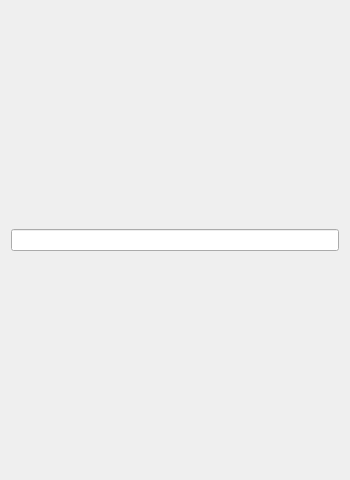
Before: the Qt Designer form src/secondui/ui/SecondWindow.ui in jmjkx/QT2, drawn with Qt 5.
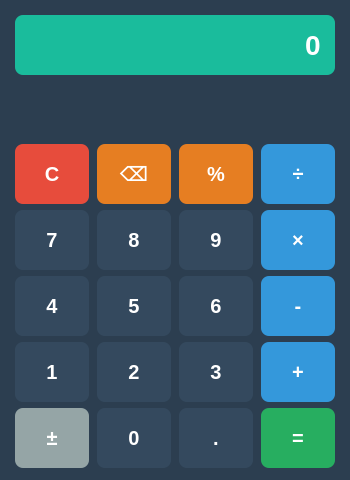
After: the same form once the commit is applied.

What changed in the file:
```diff
--- a/src/secondui/ui/SecondWindow.ui
+++ b/src/secondui/ui/SecondWindow.ui
@@ -10,20 +10,627 @@
     <height>480</height>
    </rect>
   </property>
+  <property name="minimumSize">
+   <size>
+    <width>350</width>
+    <height>480</height>
+   </size>
+  </property>
+  <property name="maximumSize">
+   <size>
+    <width>350</width>
+    <height>480</height>
+   </size>
+  </property>
   <property name="windowTitle">
    <string>计算器 - Second Window</string>
   </property>
-  <layout class="QVBoxLayout" name="verticalLayout">
+  <property name="styleSheet">
+   <string notr="true">QWidget {
+    background-color: #2c3e50;
+}</string>
+  </property>
+  <layout class="QVBoxLayout" name="mainLayout">
+   <property name="spacing">
+    <number>10</number>
+   </property>
+   <property name="leftMargin">
+    <number>15</number>
+   </property>
+   <property name="topMargin">
+    <number>15</number>
+   </property>
+   <property name="rightMargin">
+    <number>15</number>
+   </property>
+   <property name="bottomMargin">
+    <number>15</number>
+   </property>
    <item>
     <widget class="QLineEdit" name="displayEdit">
+     <property name="minimumSize">
+      <size>
+       <width>0</width>
+       <height>60</height>
+      </size>
+     </property>
+     <property name="styleSheet">
+      <string notr="true">QLineEdit {
+    border: none;
+    border-radius: 8px;
+    background-color: #1abc9c;
+    color: white;
+    font-size: 28px;
+    font-weight: bold;
+    padding: 10px;
+}</string>
+     </property>
+     <property name="text">
+      <string>0</string>
+     </property>
+     <property name="maxLength">
+      <number>32767</number>
+     </property>
+     <property name="alignment">
+      <set>Qt::AlignRight|Qt::AlignTrailing|Qt::AlignVCenter</set>
+     </property>
      <property name="readOnly">
       <bool>true</bool>
      </property>
+    </widget>
+   </item>
+   <item>
+    <widget class="QLabel" name="operationLabel">
+     <property name="styleSheet">
+      <string notr="true">QLabel {
+    color: #95a5a6;
+    font-size: 14px;
+    padding: 5px;
+}</string>
+     </property>
+     <property name="text">
+      <string/>
+     </property>
      <property name="alignment">
-      <set>Qt::AlignRight</set>
+      <set>Qt::AlignRight|Qt::AlignTrailing|Qt::AlignVCenter</set>
      </property>
     </widget>
    </item>
+   <item>
+    <widget class="QLabel" name="statusLabel">
+     <property name="styleSheet">
+      <string notr="true">QLabel {
+    color: #7f8c8d;
+    font-size: 11px;
+}</string>
+     </property>
+     <property name="text">
+      <string/>
+     </property>
+     <property name="alignment">
+      <set>Qt::AlignLeading|Qt::AlignLeft|Qt::AlignVCenter</set>
+     </property>
+    </widget>
+   </item>
+   <item>
+    <layout class="QGridLayout" name="buttonLayout">
+     <property name="spacing">
+      <number>8</number>
+     </property>
+     <item row="0" column="0">
+      <widget class="QPushButton" name="clearButton">
+       <property name="minimumSize">
+        <size>
+         <width>60</width>
+         <height>60</height>
+        </size>
+       </property>
+       <property name="styleSheet">
+        <string notr="true">QPushButton {
+    border: none;
+    border-radius: 8px;
+    background-color: #e74c3c;
+    color: white;
+    font-size: 20px;
+    font-weight: bold;
+}
+QPushButton:hover { background-color: #c0392b; }
+QPushButton:pressed { background-color: #922b21; }</string>
+       </property>
+       <property name="text">
+        <string>C</string>
+       </property>
+      </widget>
+     </item>
+     <item row="0" column="1">
+      <widget class="QPushButton" name="backspaceButton">
+       <property name="minimumSize">
+        <size>
+         <width>60</width>
+         <height>60</height>
+        </size>
+       </property>
+       <property name="styleSheet">
+        <string notr="true">QPushButton {
+    border: none;
+    border-radius: 8px;
+    background-color: #e67e22;
+    color: white;
+    font-size: 20px;
+    font-weight: bold;
+}
+QPushButton:hover { background-color: #d35400; }
+QPushButton:pressed { background-color: #a04000; }</string>
+       </property>
+       <property name="text">
+        <string>⌫</string>
+       </property>
+      </widget>
+     </item>
+     <item row="0" column="2">
+      <widget class="QPushButton" name="percentButton">
+       <property name="minimumSize">
+        <size>
+         <width>60</width>
+         <height>60</height>
+        </size>
+       </property>
+       <property name="styleSheet">
+        <string notr="true">QPushButton {
+    border: none;
+    border-radius: 8px;
+    background-color: #e67e22;
+    color: white;
+    font-size: 20px;
+    font-weight: bold;
+}
+QPushButton:hover { background-color: #d35400; }
+QPushButton:pressed { background-color: #a04000; }</string>
+       </property>
+       <property name="text">
+        <string>%</string>
+       </property>
+      </widget>
+     </item>
+     <item row="0" column="3">
+      <widget class="QPushButton" name="divideButton">
+       <property name="minimumSize">
+        <size>
+         <width>60</width>
+         <height>60</height>
+        </size>
+       </property>
+       <property name="styleSheet">
+        <string notr="true">QPushButton {
+    border: none;
+    border-radius: 8px;
+    background-color: #3498db;
+    color: white;
+    font-size: 20px;
+    font-weight: bold;
+}
+QPushButton:hover { background-color: #2980b9; }
+QPushButton:pressed { background-color: #21618c; }</string>
+       </property>
+       <property name="text">
+        <string>÷</string>
+       </property>
+       <property name="checkable">
+        <bool>true</bool>
+       </property>
+      </widget>
+     </item>
+     <item row="1" column="0">
+      <widget class="QPushButton" name="digit7">
+       <property name="minimumSize">
+        <size>
+         <width>60</width>
+         <height>60</height>
+        </size>
+       </property>
+       <property name="styleSheet">
+        <string notr="true">QPushButton {
+    border: none;
+    border-radius: 8px;
+    background-color: #34495e;
+    color: white;
+    font-size: 20px;
+    font-weight: bold;
+}
+QPushButton:hover { background-color: #455d75; }
+QPushButton:pressed { background-color: #2c3e50; }</string>
+       </property>
+       <property name="text">
+        <string>7</string>
+       </property>
+      </widget>
+     </item>
+     <item row="1" column="1">
+      <widget class="QPushButton" name="digit8">
+       <property name="minimumSize">
+        <size>
+         <width>60</width>
+         <height>60</height>
+        </size>
+       </property>
+       <property name="styleSheet">
+        <string notr="true">QPushButton {
+    border: none;
+    border-radius: 8px;
+    background-color: #34495e;
+    color: white;
+    font-size: 20px;
+    font-weight: bold;
+}
+QPushButton:hover { background-color: #455d75; }
+QPushButton:pressed { background-color: #2c3e50; }</string>
+       </property>
+       <property name="text">
+        <string>8</string>
+       </property>
+      </widget>
+     </item>
+     <item row="1" column="2">
+      <widget class="QPushButton" name="digit9">
+       <property name="minimumSize">
+        <size>
+         <width>60</width>
+         <height>60</height>
+        </size>
+       </property>
+       <property name="styleSheet">
+        <string notr="true">QPushButton {
+    border: none;
+    border-radius: 8px;
+    background-color: #34495e;
+    color: white;
+    font-size: 20px;
+    font-weight: bold;
+}
+QPushButton:hover { background-color: #455d75; }
+QPushButton:pressed { background-color: #2c3e50; }</string>
+       </property>
+       <property name="text">
+        <string>9</string>
+       </property>
+      </widget>
+     </item>
+     <item row="1" column="3">
+      <widget class="QPushButton" name="multiplyButton">
+       <property name="minimumSize">
+        <size>
+         <width>60</width>
+         <height>60</height>
+        </size>
+       </property>
+       <property name="styleSheet">
+        <string notr="true">QPushButton {
+    border: none;
+    border-radius: 8px;
+    background-color: #3498db;
+    color: white;
+    font-size: 20px;
+    font-weight: bold;
+}
+QPushButton:hover { background-color: #2980b9; }
+QPushButton:pressed { background-color: #21618c; }</string>
+       </property>
+       <property name="text">
+        <string>×</string>
+       </property>
+       <property name="checkable">
+        <bool>true</bool>
+       </property>
+      </widget>
+     </item>
+     <item row="2" column="0">
+      <widget class="QPushButton" name="digit4">
+       <property name="minimumSize">
+        <size>
+         <width>60</width>
+         <height>60</height>
+        </size>
+       </property>
+       <property name="styleSheet">
+        <string notr="true">QPushButton {
+    border: none;
+    border-radius: 8px;
+    background-color: #34495e;
+    color: white;
+    font-size: 20px;
+    font-weight: bold;
+}
+QPushButton:hover { background-color: #455d75; }
+QPushButton:pressed { background-color: #2c3e50; }</string>
+       </property>
+       <property name="text">
+        <string>4</string>
+       </property>
+      </widget>
+     </item>
+     <item row="2" column="1">
+      <widget class="QPushButton" name="digit5">
+       <property name="minimumSize">
+        <size>
+         <width>60</width>
+         <height>60</height>
+        </size>
+       </property>
+       <property name="styleSheet">
+        <string notr="true">QPushButton {
+    border: none;
+    border-radius: 8px;
+    background-color: #34495e;
+    color: white;
+    font-size: 20px;
+    font-weight: bold;
+}
+QPushButton:hover { background-color: #455d75; }
+QPushButton:pressed { background-color: #2c3e50; }</string>
+       </property>
+       <property name="text">
+        <string>5</string>
+       </property>
+      </widget>
+     </item>
+     <item row="2" column="2">
+      <widget class="QPushButton" name="digit6">
+       <property name="minimumSize">
+        <size>
+         <width>60</width>
+         <height>60</height>
+        </size>
+       </property>
+       <property name="styleSheet">
+        <string notr="true">QPushButton {
+    border: none;
+    border-radius: 8px;
+    background-color: #34495e;
+    color: white;
+    font-size: 20px;
+    font-weight: bold;
+}
+QPushButton:hover { background-color: #455d75; }
+QPushButton:pressed { background-color: #2c3e50; }</string>
+       </property>
+       <property name="text">
+        <string>6</string>
+       </property>
+      </widget>
+     </item>
+     <item row="2" column="3">
+      <widget class="QPushButton" name="subtractButton">
+       <property name="minimumSize">
+        <size>
+         <width>60</width>
+         <height>60</height>
+        </size>
+       </property>
+       <property name="styleSheet">
+        <string notr="true">QPushButton {
+    border: none;
+    border-radius: 8px;
+    background-color: #3498db;
+    color: white;
+    font-size: 20px;
+    font-weight: bold;
+}
+QPushButton:hover { background-color: #2980b9; }
+QPushButton:pressed { background-color: #21618c; }</string>
+       </property>
+       <property name="text">
+        <string>-</string>
+       </property>
+       <property name="checkable">
+        <bool>true</bool>
+       </property>
+      </widget>
+     </item>
+     <item row="3" column="0">
+      <widget class="QPushButton" name="digit1">
+       <property name="minimumSize">
+        <size>
+         <width>60</width>
+         <height>60</height>
+        </size>
+       </property>
+       <property name="styleSheet">
+        <string notr="true">QPushButton {
+    border: none;
+    border-radius: 8px;
+    background-color: #34495e;
+    color: white;
+    font-size: 20px;
+    font-weight: bold;
+}
+QPushButton:hover { background-color: #455d75; }
+QPushButton:pressed { background-color: #2c3e50; }</string>
+       </property>
+       <property name="text">
+        <string>1</string>
+       </property>
+      </widget>
+     </item>
+     <item row="3" column="1">
+      <widget class="QPushButton" name="digit2">
+       <property name="minimumSize">
+        <size>
+         <width>60</width>
+         <height>60</height>
+        </size>
+       </property>
+       <property name="styleSheet">
+        <string notr="true">QPushButton {
+    border: none;
+    border-radius: 8px;
+    background-color: #34495e;
+    color: white;
+    font-size: 20px;
+    font-weight: bold;
+}
+QPushButton:hover { background-color: #455d75; }
+QPushButton:pressed { background-color: #2c3e50; }</string>
+       </property>
+       <property name="text">
+        <string>2</string>
+       </property>
+      </widget>
+     </item>
+     <item row="3" column="2">
+      <widget class="QPushButton" name="digit3">
+       <property name="minimumSize">
+        <size>
+         <width>60</width>
+         <height>60</height>
+        </size>
+       </property>
+       <property name="styleSheet">
+        <string notr="true">QPushButton {
+    border: none;
+    border-radius: 8px;
+    background-color: #34495e;
+    color: white;
+    font-size: 20px;
+    font-weight: bold;
+}
+QPushButton:hover { background-color: #455d75; }
+QPushButton:pressed { background-color: #2c3e50; }</string>
+       </property>
+       <property name="text">
+        <string>3</string>
+       </property>
+      </widget>
+     </item>
+     <item row="3" column="3">
+      <widget class="QPushButton" name="addButton">
+       <property name="minimumSize">
+        <size>
+         <width>60</width>
+         <height>60</height>
+        </size>
+       </property>
+       <property name="styleSheet">
+        <string notr="true">QPushButton {
+    border: none;
+    border-radius: 8px;
+    background-color: #3498db;
+    color: white;
+    font-size: 20px;
+    font-weight: bold;
+}
+QPushButton:hover { background-color: #2980b9; }
+QPushButton:pressed { background-color: #21618c; }</string>
+       </property>
+       <property name="text">
+        <string>+</string>
+       </property>
+       <property name="checkable">
+        <bool>true</bool>
+       </property>
+      </widget>
+     </item>
+     <item row="4" column="0">
+      <widget class="QPushButton" name="plusMinusButton">
+       <property name="minimumSize">
+        <size>
+         <width>60</width>
+         <height>60</height>
+        </size>
+       </property>
+       <property name="styleSheet">
+        <string notr="true">QPushButton {
+    border: none;
+    border-radius: 8px;
+    background-color: #95a5a6;
+    color: white;
+    font-size: 20px;
+    font-weight: bold;
+}
+QPushButton:hover { background-color: #7f8c8d; }
+QPushButton:pressed { background-color: #616a6b; }</string>
+       </property>
+       <property name="text">
+        <string>±</string>
+       </property>
+      </widget>
+     </item>
+     <item row="4" column="1">
+      <widget class="QPushButton" name="digit0">
+       <property name="minimumSize">
+        <size>
+         <width>60</width>
+         <height>60</height>
+        </size>
+       </property>
+       <property name="styleSheet">
+        <string notr="true">QPushButton {
+    border: none;
+    border-radius: 8px;
+    background-color: #34495e;
+    color: white;
+    font-size: 20px;
+    font-weight: bold;
+}
+QPushButton:hover { background-color: #455d75; }
+QPushButton:pressed { background-color: #2c3e50; }</string>
+       </property>
+       <property name="text">
+        <string>0</string>
+       </property>
+      </widget>
+     </item>
+     <item row="4" column="2">
+      <widget class="QPushButton" name="dotButton">
+       <property name="minimumSize">
+        <size>
+         <width>60</width>
+         <height>60</height>
+        </size>
+       </property>
+       <property name="styleSheet">
+        <string notr="true">QPushButton {
+    border: none;
+    border-radius: 8px;
+    background-color: #34495e;
+    color: white;
+    font-size: 20px;
+    font-weight: bold;
+}
+QPushButton:hover { background-color: #455d75; }
+QPushButton:pressed { background-color: #2c3e50; }</string>
+       </property>
+       <property name="text">
+        <string>.</string>
+       </property>
+      </widget>
+     </item>
+     <item row="4" column="3">
+      <widget class="QPushButton" name="equalButton">
+       <property name="minimumSize">
+        <size>
+         <width>60</width>
+         <height>60</height>
+        </size>
+       </property>
+       <property name="styleSheet">
+        <string notr="true">QPushButton {
+    border: none;
+    border-radius: 8px;
+    background-color: #27ae60;
+    color: white;
+    font-size: 20px;
+    font-weight: bold;
+}
+QPushButton:hover { background-color: #229954; }
+QPushButton:pressed { background-color: #1e8449; }</string>
+       </property>
+       <property name="text">
+        <string>=</string>
+       </property>
+      </widget>
+     </item>
+    </layout>
+   </item>
   </layout>
  </widget>
  <resources/>
```
